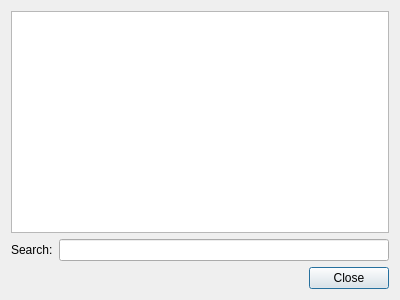
Old version of the form ui/qt/dissector_tables_dialog.ui in the repository deepin-community/wireshark.
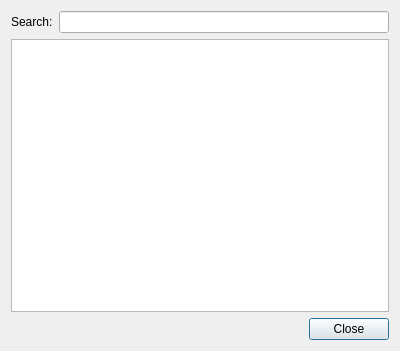
New version of the form. Custom widgets are drawn as their Qt base class.

What changed in the file:
```diff
--- a/ui/qt/dissector_tables_dialog.ui
+++ b/ui/qt/dissector_tables_dialog.ui
@@ -7,20 +7,13 @@
     <x>0</x>
     <y>0</y>
     <width>400</width>
-    <height>300</height>
+    <height>351</height>
    </rect>
   </property>
   <property name="windowTitle">
    <string>Dialog</string>
   </property>
   <layout class="QVBoxLayout" name="verticalLayout">
-   <item>
-    <widget class="DissectorTablesTreeView" name="tableTree">
-     <property name="uniformRowHeights">
-      <bool>true</bool>
-     </property>
-    </widget>
-   </item>
    <item>
     <layout class="QHBoxLayout" name="horizontalLayout">
      <item>
@@ -35,6 +28,13 @@
      </item>
     </layout>
    </item>
+   <item>
+    <widget class="DissectorTablesTreeView" name="tableTree">
+     <property name="uniformRowHeights">
+      <bool>true</bool>
+     </property>
+    </widget>
+   </item>
    <item>
     <widget class="QDialogButtonBox" name="buttonBox">
      <property name="orientation">
```
